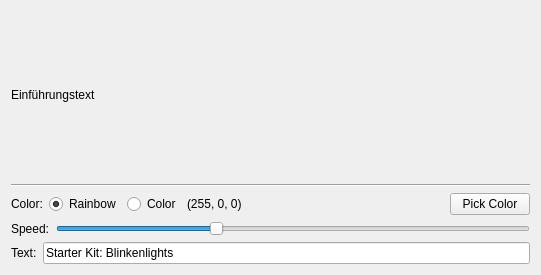
Before: the Qt Designer form demo/src/ui/text.ui in Tinkerforge/blinkenlights, drawn with Qt 5.
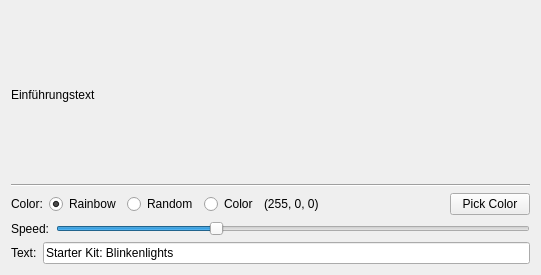
After: the same form once the commit is applied.

Commit message: text: Add random color mode

```diff
--- a/demo/src/ui/text.ui
+++ b/demo/src/ui/text.ui
@@ -49,6 +49,13 @@
          </property>
         </widget>
        </item>
+       <item>
+        <widget class="QRadioButton" name="radio_random">
+         <property name="text">
+          <string>Random</string>
+         </property>
+        </widget>
+       </item>
        <item>
         <widget class="QRadioButton" name="radio_color">
          <property name="text">
```
The commit also changes 2 other files.
